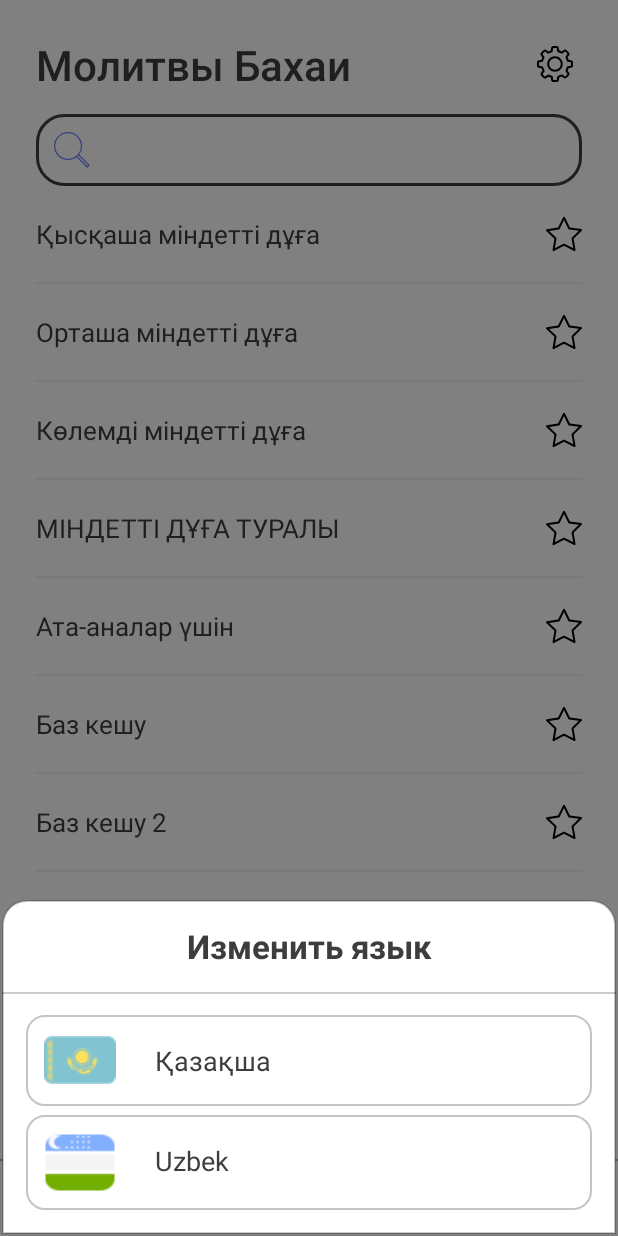
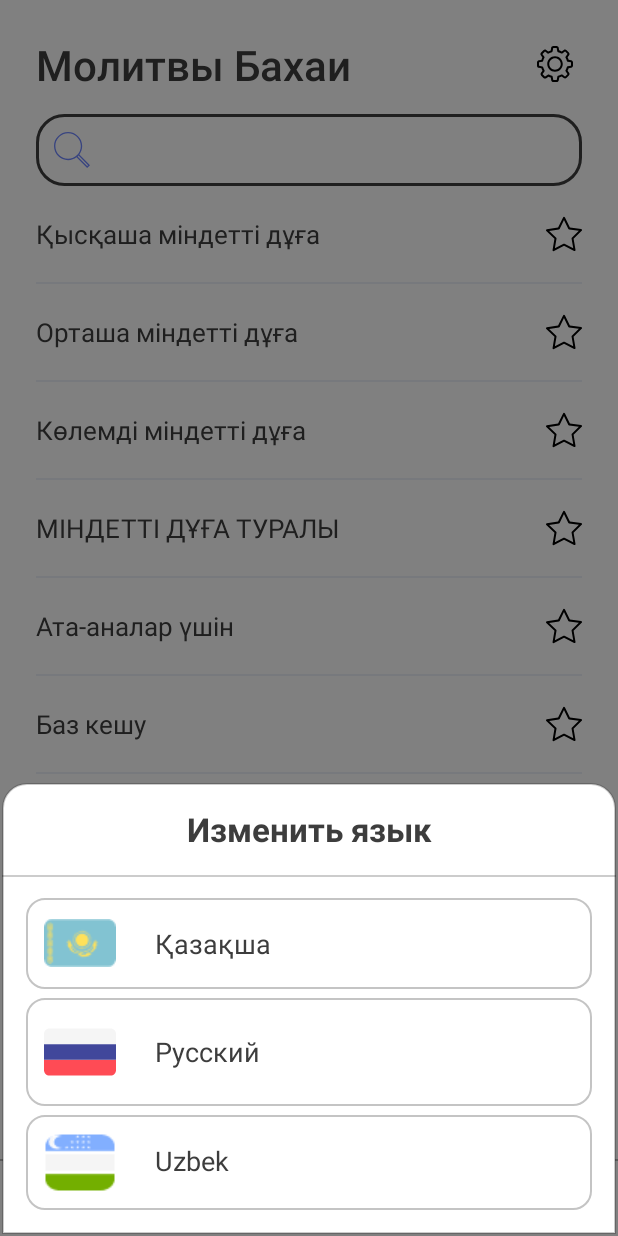
Before and after one commit to azatserzhan/tilsim_sozder, an Android app: the screen it shows after launch (TilsimSozderActivity), on a phone screen of 412 x 824 dp. Run offline under Robolectric (Android 15) with nearby library versions, the phone set to English and light mode, and no system bars; our stand-ins replace RxJava; libraries missing offline, so code that uses them is left out: com.xw.repo, com.yuyakaido.android; 15 statements that could not run were skipped.

Commit message:
[ADDED] ru in first launch

```diff
--- a/app/src/main/java/kz/tilsimsozder/prayers/ui/LanguageDialogFragment.kt
+++ b/app/src/main/java/kz/tilsimsozder/prayers/ui/LanguageDialogFragment.kt
@@ -8,6 +8,7 @@ import android.view.ViewGroup
 import androidx.fragment.app.Fragment
 import com.google.android.material.bottomsheet.BottomSheetDialogFragment
 import kotlinx.android.synthetic.main.fragment_language_dialog.kazakhLanguage
+import kotlinx.android.synthetic.main.fragment_language_dialog.russianLanguage
 import kotlinx.android.synthetic.main.fragment_language_dialog.uzbekLanguage
 import kz.tilsimsozder.R
 import kz.tilsimsozder.preference.SharedPreference
@@ -33,6 +34,12 @@ class LanguageDialogFragment : Fragment() {
             (parentFragment as? BottomSheetDialogFragment)?.dialog?.cancel()
         }
 
+        russianLanguage.setOnClickListener {
+            SharedPreference(requireContext()).setLanguage(SupportLanguage.RU.code)
+            sendRequest(SupportLanguage.RU.code)
+            (parentFragment as? BottomSheetDialogFragment)?.dialog?.cancel()
+        }
+
         uzbekLanguage.setOnClickListener {
             SharedPreference(requireContext()).setLanguage(SupportLanguage.UZ.code)
             sendRequest(SupportLanguage.UZ.code)
--- a/app/src/main/res/layout/fragment_language_dialog.xml
+++ b/app/src/main/res/layout/fragment_language_dialog.xml
@@ -72,8 +72,6 @@
             android:layout_height="wrap_content"
             android:layout_marginStart="16dp"
             android:layout_marginTop="6dp"
-            android:visibility="gone"
-            tools:visibility="visible"
             android:layout_marginEnd="16dp"
             android:background="@drawable/bubble_service"
             android:orientation="horizontal"
```
